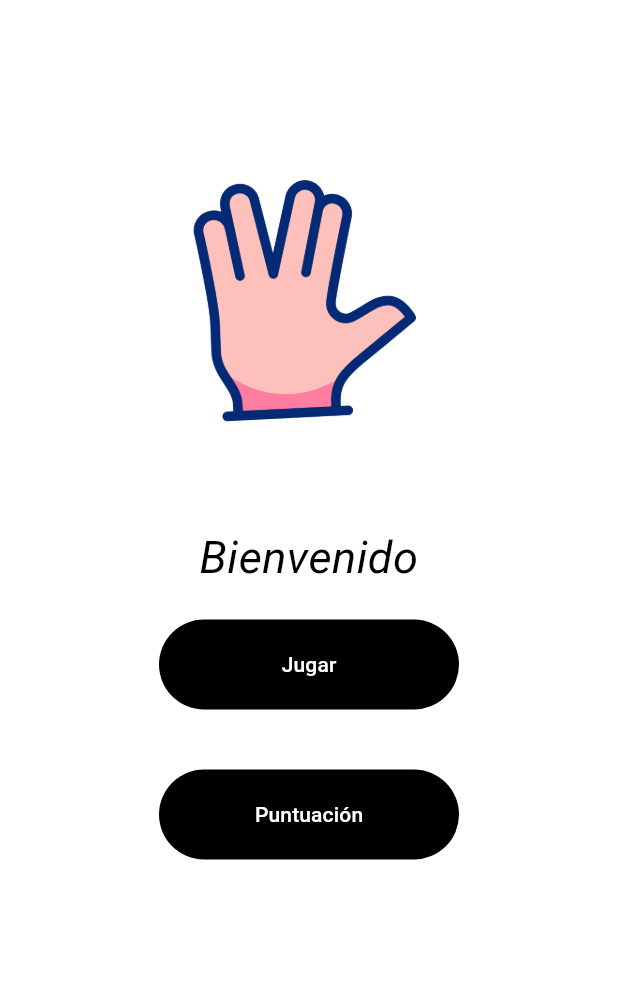
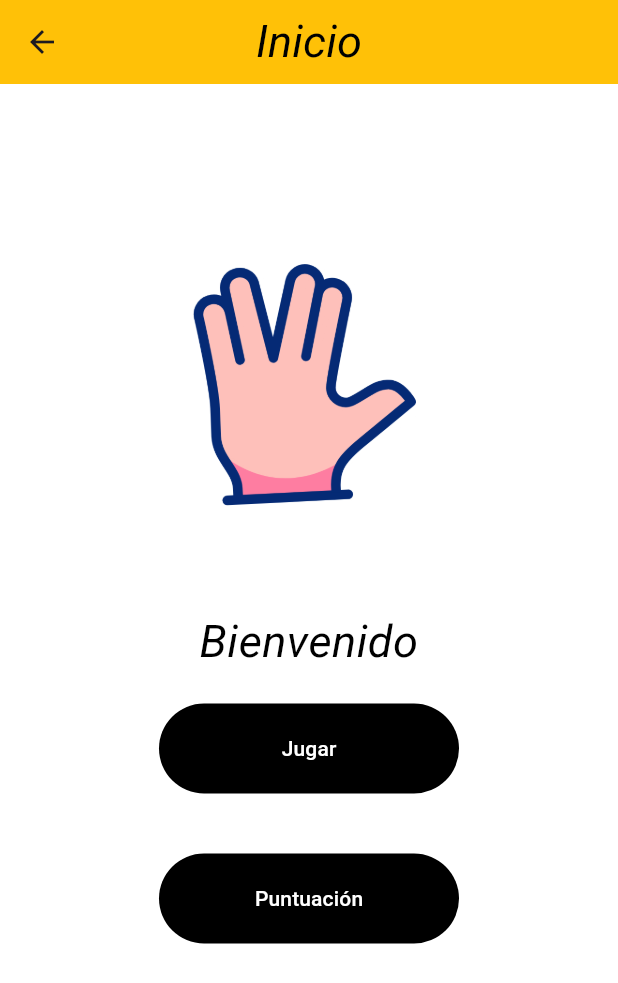
Before and after one commit to manulis/juego_memoria, a Flutter app: the Inicio screen opened directly, on a phone screen of 412 x 824 dp. Shown: the top 983 px of the screen. Run offline on Flutter 3.47's test engine with Material 3 defaults, Android fonts, the phone set to English and light mode, and no system bars; our stand-ins replace shared_preferences, supabase_flutter; accounts and stored records are empty.

Commit message:
Mejoras en la lista de puntuaciones

```diff
--- a/lib/Inicio.dart
+++ b/lib/Inicio.dart
@@ -30,13 +30,24 @@ class _Inicio extends State<Inicio>{
     });
   }
 
-  Widget build(BuildContext context){
+  @override
+  Widget build(BuildContext context) {
   return Scaffold(
     backgroundColor: Colors.white,
-      body: Center(
+    body: CustomScrollView(
+      slivers: <Widget>[
+       const SliverAppBar(
+          backgroundColor: Colors.amber,
+          title: Titulos('Inicio'),
+          centerTitle: true,
+          automaticallyImplyLeading: true,
+        ),
+        SliverToBoxAdapter(
+          child: Center(
             child: Padding(
               padding: const EdgeInsets.symmetric(horizontal: 50, vertical: 100),
-            child: Column(children: [
+              child: Column(
+                children: [
                   Image.asset(
                     'assets/saludo-vulcano.gif',
                     fit: BoxFit.cover,
@@ -46,7 +57,6 @@ class _Inicio extends State<Inicio>{
                   const SizedBox(height: 50),
                   Titulos('Bienvenido ' + nombre),
                   const SizedBox(height: 20),
-
                   buildButton('Jugar', () {
                     Navigator.push(
                       context,
@@ -55,14 +65,18 @@ class _Inicio extends State<Inicio>{
                   }),
                   const SizedBox(height: 40),
                   buildButton('Puntuación', () {
-                 Navigator.push(context,
-                  MaterialPageRoute(builder: (context) => Puntuaciones())
+                    Navigator.push(
+                      context,
+                      MaterialPageRoute(builder: (context) => Puntuaciones()),
                     );
-              })
+                  }),
                 ],
               ),
             ),
           ),
+        ),
+      ],
+    ),
   );
 }
 }
--- a/lib/Puntuacion.dart
+++ b/lib/Puntuacion.dart
@@ -26,10 +26,11 @@ class _Puntuaciones extends State<Puntuaciones> {
         } else if (!snapshot.hasData || snapshot.data!.isEmpty) {
           return Center(child: Text('No hay datos disponibles'));
         } else {
+          snapshot.data!.sort((a, b) => b['puntuacion'].compareTo(a['puntuacion']));
           return CustomScrollView(
             slivers: <Widget>[
               const SliverAppBar(
-                  title: Text("Puntuaciones"),
+                title: Titulos("Puntuaciones"),
                 pinned: true,
                 automaticallyImplyLeading: true,
                 backgroundColor: Colors.amber,
@@ -40,6 +41,9 @@ class _Puntuaciones extends State<Puntuaciones> {
                   (BuildContext context, int index) {
                     final puntuacion = snapshot.data![index];
                     return InkWell(
+                      onTap: () {
+                        print('${puntuacion['nombre']}');
+                      },
                       child: ListTile(
                         title: TextoListas('${puntuacion['nombre']}: ${puntuacion['puntuacion']} puntos'),
                       ),
--- a/lib/utils.dart
+++ b/lib/utils.dart
@@ -63,7 +63,6 @@ comprobarImagen(image){
 }
 
 class PuntuacioHandler {
-
   static Future<void> enviarPuntuacion(nombre, puntuacion) async{
     final data = await supabase.from('Puntuaciones').select('*').eq('nombre', nombre);
     if(data.isEmpty){
@@ -77,8 +76,6 @@ class PuntuacioHandler {
         await supabase.from('Puntuaciones').update({ 'puntuacion': puntuacion }).match({ 'nombre': nombre });
       }on Exception catch (e){
         print("Error: ${e}");
-      }catch (e){
-        print("Algo desconocido ocurrio ${e}");
       }
     }
   }
@@ -92,5 +89,4 @@ class PuntuacioHandler {
       return [];
     }
   }
-
 }
--- a/lib/widgets.dart
+++ b/lib/widgets.dart
@@ -69,7 +69,7 @@ Widget buildButton2(String text, VoidCallback onPressed){
   return TextButton(
     onPressed: onPressed,
     style: ElevatedButton.styleFrom(
-      padding: const EdgeInsets.all(20.0),
+      padding: const EdgeInsets.all(30.0),
       minimumSize: const Size(200.0, 200.0),
       backgroundColor: Colors.black,
       foregroundColor: Colors.white,
```
Lines whose indentation alone changed are shown as unchanged.
